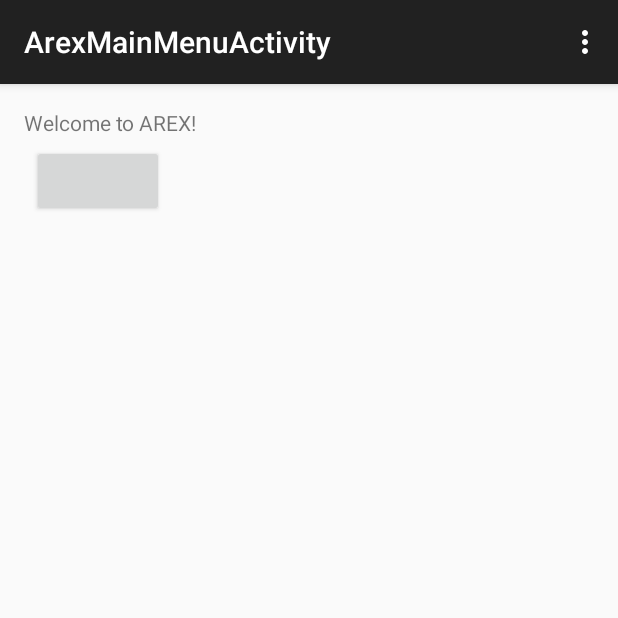
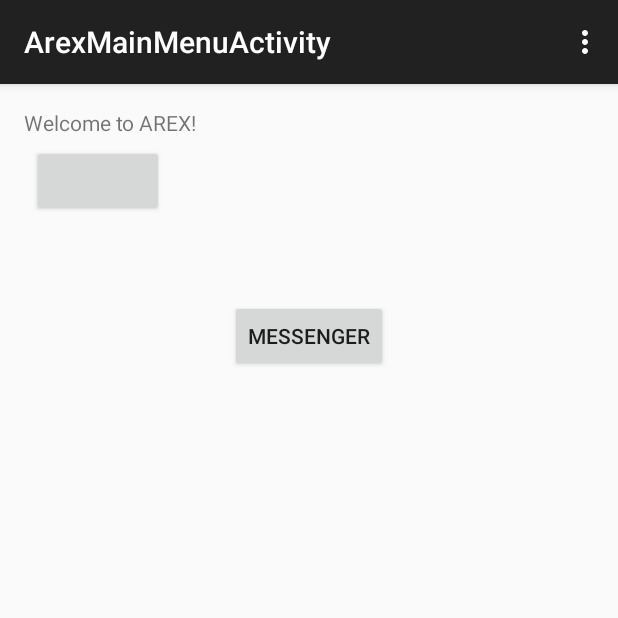
Before and after one commit to qtrandev/AREX, an Android app: the ArexMainMenuActivity screen opened directly, with no data from a screen before it, on a phone screen of 412 x 824 dp, the top half of it. Run offline under Robolectric (Android 15) with nearby library versions, the phone set to English and light mode, and no system bars; libraries missing offline, so code that uses them is left out: com.facebook, com.facebook.login, com.facebook.messenger, com.facebook.share; plain views replace ShareButton; 5 statements that could not run were skipped.

Commit message:
Messenger

```diff
--- a/app/src/main/res/layout/activity_arex_main_menu.xml
+++ b/app/src/main/res/layout/activity_arex_main_menu.xml
@@ -19,5 +19,16 @@
         android:layout_below="@+id/textView"
         android:onClick="shareClick"/>
 
+    <Button
+        android:id="@+id/regularButton"
+        android:layout_width="wrap_content"
+        android:layout_height="wrap_content"
+        android:layout_below="@+id/share_button"
+        android:layout_centerHorizontal="true"
+        android:layout_margin="50dp"
+        android:layout_marginTop="39dp"
+        android:text="@string/regular_button"
+        android:onClick="messengerClick"/>
+
 
 </RelativeLayout>
--- a/app/src/main/res/values/strings.xml
+++ b/app/src/main/res/values/strings.xml
@@ -7,5 +7,7 @@
     <string name="facebook_app_id">870248279704331</string>
     <string name="title_activity_arex_main_menu">ArexMainMenuActivity</string>
     <string name="hello_blank_fragment">Hello blank fragment</string>
+    <string name="regular_button">Messenger</string>
+
 
 </resources>
```
Also changed, not shown: app/src/main/java/com/qtrandev/arex/ArexMainMenuActivity.java (+20 -1 lines), app/src/main/res/drawable/tree.jpg (added).
